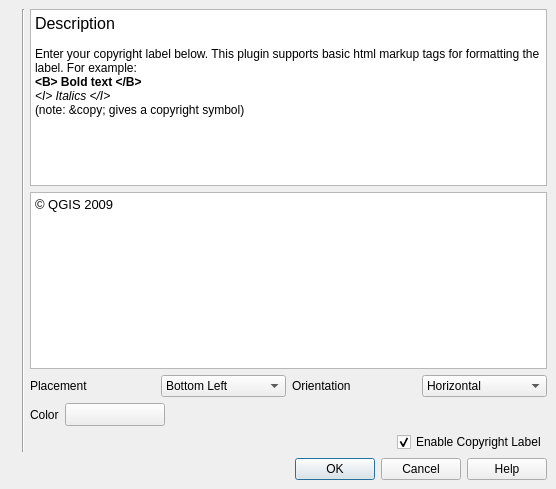
This is src/plugins/copyright_label/pluginguibase.ui in qgis/QGIS as Qt 5 draws it before an edit. The edited form follows.
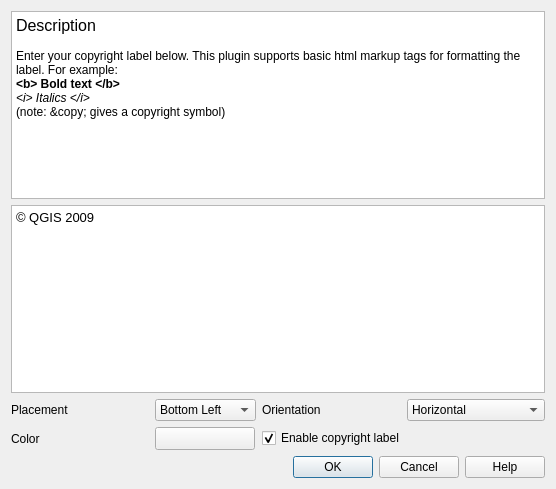
This is the edited form. Icons and pictures are not drawn. Custom widgets are drawn as their Qt base class.

The edit to the form file:
```diff
--- a/src/plugins/copyright_label/pluginguibase.ui
+++ b/src/plugins/copyright_label/pluginguibase.ui
@@ -18,80 +18,7 @@
    </iconset>
   </property>
   <layout class="QGridLayout" >
-   <property name="leftMargin" >
-    <number>9</number>
-   </property>
-   <property name="topMargin" >
-    <number>9</number>
-   </property>
-   <property name="rightMargin" >
-    <number>9</number>
-   </property>
-   <property name="bottomMargin" >
-    <number>9</number>
-   </property>
-   <property name="horizontalSpacing" >
-    <number>6</number>
-   </property>
-   <property name="verticalSpacing" >
-    <number>6</number>
-   </property>
-   <item row="3" column="2" >
-    <layout class="QHBoxLayout" >
-     <property name="spacing" >
-      <number>6</number>
-     </property>
-     <property name="leftMargin" >
-      <number>0</number>
-     </property>
-     <property name="topMargin" >
-      <number>0</number>
-     </property>
-     <property name="rightMargin" >
-      <number>0</number>
-     </property>
-     <property name="bottomMargin" >
-      <number>0</number>
-     </property>
-     <item>
-      <widget class="QLabel" name="label" >
-       <property name="text" >
-        <string>Color</string>
-       </property>
-      </widget>
-     </item>
-     <item>
-      <widget class="QgsColorButton" name="pbnColorChooser" >
-       <property name="sizePolicy" >
-        <sizepolicy vsizetype="Expanding" hsizetype="Fixed" >
-         <horstretch>0</horstretch>
-         <verstretch>0</verstretch>
-        </sizepolicy>
-       </property>
-       <property name="minimumSize" >
-        <size>
-         <width>100</width>
-         <height>0</height>
-        </size>
-       </property>
-      </widget>
-     </item>
-     <item>
-      <spacer>
-       <property name="orientation" >
-        <enum>Qt::Horizontal</enum>
-       </property>
-       <property name="sizeHint" >
-        <size>
-         <width>40</width>
-         <height>20</height>
-        </size>
-       </property>
-      </spacer>
-     </item>
-    </layout>
-   </item>
-   <item row="0" column="2" >
+   <item row="0" column="0" colspan="4" >
     <widget class="QTextEdit" name="textEdit3" >
      <property name="readOnly" >
       <bool>true</bool>
@@ -99,96 +26,37 @@
      <property name="html" >
       <string>&lt;html>&lt;head>&lt;meta name="qrichtext" content="1" />&lt;style type="text/css">
 p, li { white-space: pre-wrap; }
-&lt;/style>&lt;/head>&lt;body style=" font-family:'Verdana'; font-size:10pt; font-weight:400; font-style:normal;">
-&lt;p style=" margin-top:0px; margin-bottom:0px; margin-left:0px; margin-right:0px; -qt-block-indent:0; text-indent:0px; font-family:'Sans Serif'; font-size:9pt;">&lt;span style=" font-size:12pt;">Description&lt;/span>&lt;/p>
-&lt;p style="-qt-paragraph-type:empty; margin-top:0px; margin-bottom:0px; margin-left:0px; margin-right:0px; -qt-block-indent:0; text-indent:0px; font-family:'Sans Serif'; font-size:9pt;">&lt;/p>
-&lt;p style=" margin-top:0px; margin-bottom:0px; margin-left:0px; margin-right:0px; -qt-block-indent:0; text-indent:0px; font-family:'Sans Serif'; font-size:9pt;">Enter your copyright label below. This plugin supports basic html markup tags for formatting the label. For example:&lt;/p>
-&lt;p style=" margin-top:0px; margin-bottom:0px; margin-left:0px; margin-right:0px; -qt-block-indent:0; text-indent:0px; font-family:'Sans Serif'; font-size:9pt;">&lt;span style=" font-weight:600;">&amp;lt;B&amp;gt; Bold text &amp;lt;/B&amp;gt; &lt;/span>&lt;/p>
-&lt;p style=" margin-top:0px; margin-bottom:0px; margin-left:0px; margin-right:0px; -qt-block-indent:0; text-indent:0px; font-family:'Sans Serif'; font-size:9pt; font-weight:600;">&lt;span style=" font-weight:400; font-style:italic;">&amp;lt;I&amp;gt; Italics &amp;lt;/I&amp;gt;&lt;/span>&lt;/p>
-&lt;p style=" margin-top:0px; margin-bottom:0px; margin-left:0px; margin-right:0px; -qt-block-indent:0; text-indent:0px; font-family:'Sans Serif'; font-size:9pt; font-style:italic;">&lt;span style=" font-style:normal;">(note: &amp;amp;copy; gives a copyright symbol)&lt;/span>&lt;/p>&lt;/body>&lt;/html></string>
+&lt;/style>&lt;/head>&lt;body style=" font-family:'Sans Serif'; font-size:10pt; font-weight:400; font-style:normal;">
+&lt;p style=" margin-top:0px; margin-bottom:0px; margin-left:0px; margin-right:0px; -qt-block-indent:0; text-indent:0px; font-size:9pt;">&lt;span style=" font-size:12pt;">Description&lt;/span>&lt;/p>
+&lt;p style="-qt-paragraph-type:empty; margin-top:0px; margin-bottom:0px; margin-left:0px; margin-right:0px; -qt-block-indent:0; text-indent:0px; font-size:9pt;">&lt;/p>
+&lt;p style=" margin-top:0px; margin-bottom:0px; margin-left:0px; margin-right:0px; -qt-block-indent:0; text-indent:0px; font-size:9pt;">Enter your copyright label below. This plugin supports basic html markup tags for formatting the label. For example:&lt;/p>
+&lt;p style=" margin-top:0px; margin-bottom:0px; margin-left:0px; margin-right:0px; -qt-block-indent:0; text-indent:0px; font-size:9pt;">&lt;span style=" font-weight:600;">&amp;lt;b&amp;gt; Bold text &amp;lt;/b&amp;gt; &lt;/span>&lt;/p>
+&lt;p style=" margin-top:0px; margin-bottom:0px; margin-left:0px; margin-right:0px; -qt-block-indent:0; text-indent:0px; font-size:9pt; font-weight:600;">&lt;span style=" font-weight:400; font-style:italic;">&amp;lt;i&amp;gt; Italics &amp;lt;/i&amp;gt;&lt;/span>&lt;/p>
+&lt;p style=" margin-top:0px; margin-bottom:0px; margin-left:0px; margin-right:0px; -qt-block-indent:0; text-indent:0px; font-size:9pt; font-style:italic;">&lt;span style=" font-style:normal;">(note: &amp;amp;copy; gives a copyright symbol)&lt;/span>&lt;/p>&lt;/body>&lt;/html></string>
      </property>
     </widget>
    </item>
-   <item row="4" column="2" >
-    <layout class="QHBoxLayout" >
-     <property name="spacing" >
-      <number>6</number>
-     </property>
-     <property name="leftMargin" >
-      <number>0</number>
-     </property>
-     <property name="topMargin" >
-      <number>0</number>
-     </property>
-     <property name="rightMargin" >
-      <number>0</number>
-     </property>
-     <property name="bottomMargin" >
-      <number>0</number>
-     </property>
-     <item>
-      <spacer>
-       <property name="orientation" >
-        <enum>Qt::Horizontal</enum>
-       </property>
-       <property name="sizeType" >
-        <enum>QSizePolicy::Expanding</enum>
-       </property>
-       <property name="sizeHint" >
-        <size>
-         <width>131</width>
-         <height>20</height>
-        </size>
-       </property>
-      </spacer>
-     </item>
-     <item>
-      <widget class="QCheckBox" name="cboxEnabled" >
-       <property name="text" >
-        <string>Enable Copyright Label</string>
-       </property>
-       <property name="checked" >
-        <bool>true</bool>
-       </property>
-      </widget>
-     </item>
-    </layout>
-   </item>
-   <item row="1" column="2" >
+   <item row="1" column="0" colspan="4" >
     <widget class="QTextEdit" name="txtCopyrightText" >
      <property name="html" >
       <string>&lt;html>&lt;head>&lt;meta name="qrichtext" content="1" />&lt;style type="text/css">
 p, li { white-space: pre-wrap; }
-&lt;/style>&lt;/head>&lt;body style=" font-family:'Verdana'; font-size:10pt; font-weight:400; font-style:normal;">
-&lt;p style=" margin-top:0px; margin-bottom:0px; margin-left:0px; margin-right:0px; -qt-block-indent:0; text-indent:0px;">© QGIS 2009&lt;/p>&lt;/body>&lt;/html></string>
+&lt;/style>&lt;/head>&lt;body style=" font-family:'Sans Serif'; font-size:10pt; font-weight:400; font-style:normal;">
+&lt;p style=" margin-top:0px; margin-bottom:0px; margin-left:0px; margin-right:0px; -qt-block-indent:0; text-indent:0px; font-family:'Verdana';">© QGIS 2009&lt;/p>&lt;/body>&lt;/html></string>
      </property>
     </widget>
    </item>
-   <item row="2" column="2" >
-    <layout class="QHBoxLayout" >
-     <property name="spacing" >
-      <number>6</number>
-     </property>
-     <property name="leftMargin" >
-      <number>0</number>
-     </property>
-     <property name="topMargin" >
-      <number>0</number>
-     </property>
-     <property name="rightMargin" >
-      <number>0</number>
-     </property>
-     <property name="bottomMargin" >
-      <number>0</number>
-     </property>
-     <item>
+   <item row="2" column="0" >
       <widget class="QLabel" name="textLabel16" >
        <property name="text" >
         <string>Placement</string>
        </property>
-      </widget>
-     </item>
-     <item>
+     <property name="buddy" >
+      <cstring>cboPlacement</cstring>
+     </property>
+    </widget>
+   </item>
+   <item row="2" column="1" >
       <widget class="QComboBox" name="cboPlacement" >
        <item>
         <property name="text" >
@@ -212,14 +80,17 @@
        </item>
       </widget>
      </item>
-     <item>
+   <item row="2" column="2" >
       <widget class="QLabel" name="textLabel15" >
        <property name="text" >
         <string>Orientation</string>
        </property>
-      </widget>
-     </item>
-     <item>
+     <property name="buddy" >
+      <cstring>cboOrientation</cstring>
+     </property>
+    </widget>
+   </item>
+   <item row="2" column="3" >
       <widget class="QComboBox" name="cboOrientation" >
        <item>
         <property name="text" >
@@ -233,44 +104,43 @@
        </item>
       </widget>
      </item>
-    </layout>
-   </item>
-   <item rowspan="5" row="0" column="1" >
-    <widget class="Line" name="line1" >
-     <property name="maximumSize" >
-      <size>
-       <width>2</width>
-       <height>32767</height>
-      </size>
+   <item row="3" column="0" >
+    <widget class="QLabel" name="label" >
+     <property name="text" >
+      <string>Color</string>
      </property>
-     <property name="frameShape" >
-      <enum>QFrame::VLine</enum>
+     <property name="buddy" >
+      <cstring>pbnColorChooser</cstring>
      </property>
-     <property name="frameShadow" >
-      <enum>QFrame::Sunken</enum>
-     </property>
-     <property name="orientation" >
-      <enum>Qt::Vertical</enum>
-     </property>
     </widget>
    </item>
-   <item rowspan="5" row="0" column="0" >
-    <widget class="QLabel" name="pixmapLabel2" >
-     <property name="maximumSize" >
+   <item row="3" column="1" >
+    <widget class="QgsColorButton" name="pbnColorChooser" >
+     <property name="sizePolicy" >
+      <sizepolicy vsizetype="Expanding" hsizetype="Fixed" >
+       <horstretch>0</horstretch>
+       <verstretch>0</verstretch>
+      </sizepolicy>
+     </property>
+     <property name="minimumSize" >
       <size>
-       <width>150</width>
-       <height>32767</height>
+       <width>100</width>
+       <height>0</height>
       </size>
      </property>
-     <property name="pixmap" >
-      <pixmap resource="copyright_plugin.qrc" >:/copyright.png</pixmap>
+    </widget>
+   </item>
+   <item row="3" column="2" colspan="2" >
+    <widget class="QCheckBox" name="cboxEnabled" >
+     <property name="text" >
+      <string>Enable copyright label</string>
      </property>
-     <property name="scaledContents" >
-      <bool>false</bool>
+     <property name="checked" >
+      <bool>true</bool>
      </property>
     </widget>
    </item>
-   <item row="5" column="0" colspan="3" >
+   <item row="4" column="0" colspan="4" >
     <widget class="QDialogButtonBox" name="buttonBox" >
      <property name="orientation" >
       <enum>Qt::Horizontal</enum>
```
Left out of the diff: 9 changed lines with no effect on the pictures. Lines whose indentation alone changed are shown as unchanged.
